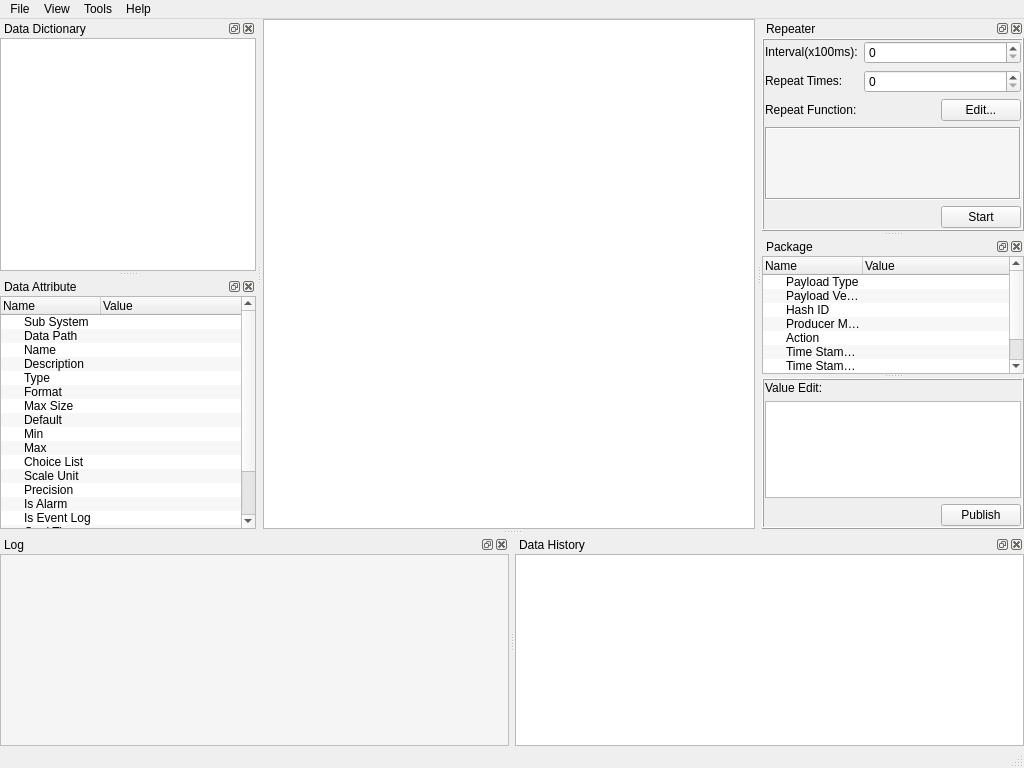
The window that simulator/uiapplication/WinMainUi.ui (zhanddkk/mqtt-utility) describes before a commit, drawn with Qt 5.
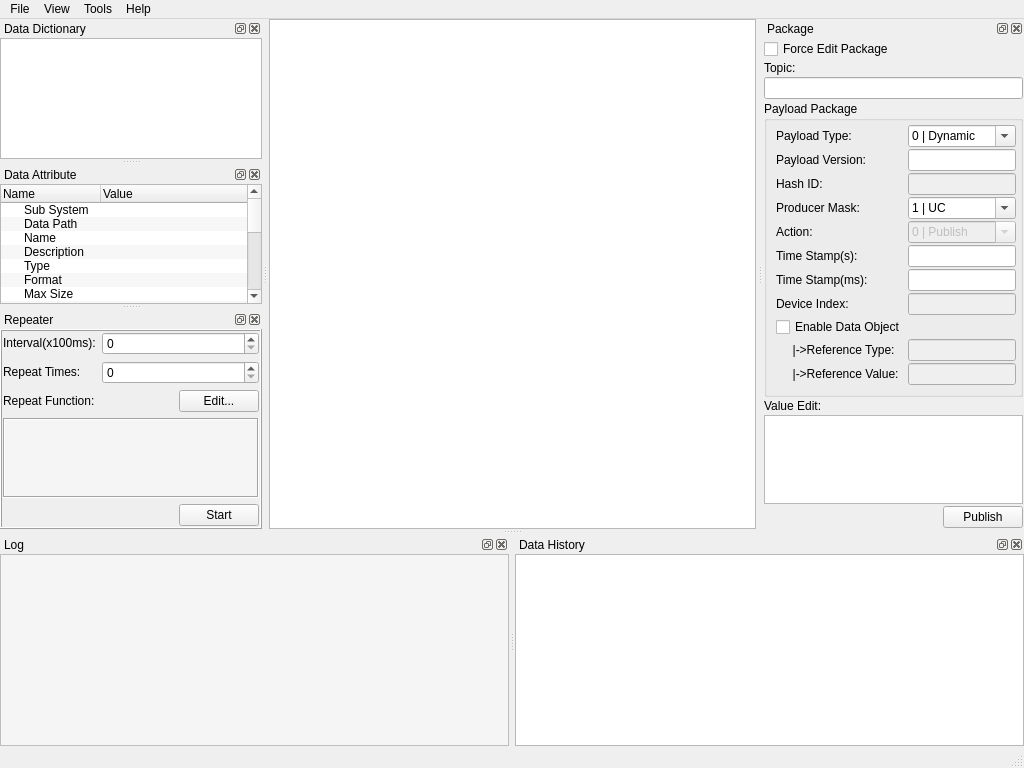
The same window after the commit. Icons and pictures are not drawn.

```diff
--- a/simulator/uiapplication/WinMainUi.ui
+++ b/simulator/uiapplication/WinMainUi.ui
@@ -355,7 +355,7 @@
     <string>Repeater</string>
    </property>
    <attribute name="dockWidgetArea">
-    <number>2</number>
+    <number>1</number>
    </attribute>
    <widget class="QWidget" name="dockWidgetContents_6">
     <layout class="QGridLayout" name="gridLayout_8">
@@ -563,152 +563,302 @@
    <widget class="QWidget" name="dockWidgetContents_8">
     <layout class="QGridLayout" name="gridLayout_6">
      <property name="leftMargin">
-      <number>0</number>
+      <number>1</number>
      </property>
      <property name="topMargin">
-      <number>0</number>
+      <number>1</number>
      </property>
      <property name="rightMargin">
-      <number>0</number>
+      <number>1</number>
      </property>
      <property name="bottomMargin">
-      <number>0</number>
+      <number>1</number>
      </property>
+     <property name="verticalSpacing">
+      <number>2</number>
+     </property>
+     <item row="1" column="0">
+      <widget class="QLabel" name="label_13">
+       <property name="text">
+        <string>Topic:</string>
+       </property>
+      </widget>
+     </item>
+     <item row="2" column="0" colspan="2">
+      <widget class="QLineEdit" name="topic_line_edit">
+       <property name="enabled">
+        <bool>true</bool>
+       </property>
+       <property name="text">
+        <string/>
+       </property>
+       <property name="readOnly">
+        <bool>true</bool>
+       </property>
+      </widget>
+     </item>
+     <item row="3" column="0" colspan="2">
+      <widget class="QGroupBox" name="groupBox">
+       <property name="title">
+        <string>Payload Package</string>
+       </property>
+       <layout class="QGridLayout" name="gridLayout_5">
+        <property name="topMargin">
+         <number>4</number>
+        </property>
+        <property name="rightMargin">
+         <number>4</number>
+        </property>
+        <property name="spacing">
+         <number>2</number>
+        </property>
+        <item row="10" column="0">
+         <widget class="QLabel" name="label_14">
+          <property name="text">
+           <string>     |-&gt;Reference Type:</string>
+          </property>
+         </widget>
+        </item>
+        <item row="0" column="0">
+         <widget class="QLabel" name="label_5">
+          <property name="text">
+           <string>Payload Type:</string>
+          </property>
+         </widget>
+        </item>
+        <item row="3" column="1">
+         <widget class="QComboBox" name="producer_mask_combo_box">
+          <property name="editable">
+           <bool>true</bool>
+          </property>
+          <property name="insertPolicy">
+           <enum>QComboBox::NoInsert</enum>
+          </property>
+          <item>
+           <property name="text">
+            <string>1 | UC</string>
+           </property>
+          </item>
+          <item>
+           <property name="text">
+            <string>2 | SLC_UPS</string>
+           </property>
+          </item>
+          <item>
+           <property name="text">
+            <string>4 | SCL_NMC</string>
+           </property>
+          </item>
+          <item>
+           <property name="text">
+            <string>8 | HMI</string>
+           </property>
+          </item>
+          <item>
+           <property name="text">
+            <string>16 | TUNER</string>
+           </property>
+          </item>
+         </widget>
+        </item>
+        <item row="1" column="0">
+         <widget class="QLabel" name="label_6">
+          <property name="text">
+           <string>Payload Version:</string>
+          </property>
+         </widget>
+        </item>
+        <item row="3" column="0">
+         <widget class="QLabel" name="label_8">
+          <property name="text">
+           <string>Producer Mask:</string>
+          </property>
+         </widget>
+        </item>
+        <item row="6" column="0">
+         <widget class="QLabel" name="label_11">
+          <property name="text">
+           <string>Time Stamp(ms):</string>
+          </property>
+         </widget>
+        </item>
+        <item row="7" column="0">
+         <widget class="QLabel" name="label_12">
+          <property name="text">
+           <string>Device Index:</string>
+          </property>
+         </widget>
+        </item>
+        <item row="5" column="0">
+         <widget class="QLabel" name="label_10">
+          <property name="text">
+           <string>Time Stamp(s):</string>
+          </property>
+         </widget>
+        </item>
+        <item row="2" column="0">
+         <widget class="QLabel" name="label_7">
+          <property name="text">
+           <string>Hash ID:</string>
+          </property>
+         </widget>
+        </item>
+        <item row="2" column="1">
+         <widget class="QLineEdit" name="hash_id_line_edit">
+          <property name="enabled">
+           <bool>false</bool>
+          </property>
+         </widget>
+        </item>
+        <item row="1" column="1">
+         <widget class="QLineEdit" name="payoad_version_line_edit"/>
+        </item>
+        <item row="0" column="1">
+         <widget class="QComboBox" name="payload_type_combo_box">
+          <property name="editable">
+           <bool>true</bool>
+          </property>
+          <property name="insertPolicy">
+           <enum>QComboBox::NoInsert</enum>
+          </property>
+          <item>
+           <property name="text">
+            <string>0 | Dynamic</string>
+           </property>
+          </item>
+          <item>
+           <property name="text">
+            <string>1 | Property</string>
+           </property>
+          </item>
+         </widget>
+        </item>
+        <item row="11" column="0">
+         <widget class="QLabel" name="label_15">
+          <property name="text">
+           <string>     |-&gt;Reference Value:</string>
+          </property>
+         </widget>
+        </item>
+        <item row="4" column="0">
+         <widget class="QLabel" name="label_9">
+          <property name="text">
+           <string>Action:</string>
+          </property>
+         </widget>
+        </item>
+        <item row="8" column="0">
+         <widget class="QCheckBox" name="enable_data_object_check_box">
+          <property name="text">
+           <string>Enable Data Object</string>
+          </property>
+         </widget>
+        </item>
+        <item row="4" column="1">
+         <widget class="QComboBox" name="action_combo_box">
+          <property name="enabled">
+           <bool>false</bool>
+          </property>
+          <property name="editable">
+           <bool>true</bool>
+          </property>
+          <property name="insertPolicy">
+           <enum>QComboBox::NoInsert</enum>
+          </property>
+          <item>
+           <property name="text">
+            <string>0 | Publish</string>
+           </property>
+          </item>
+          <item>
+           <property name="text">
+            <string>1 | Request</string>
+           </property>
+          </item>
+          <item>
+           <property name="text">
+            <string>2 | Response</string>
+           </property>
+          </item>
+          <item>
+           <property name="text">
+            <string>3 | Allow</string>
+           </property>
+          </item>
+         </widget>
+        </item>
+        <item row="5" column="1">
+         <widget class="QLineEdit" name="time_stamp_s_line_edit"/>
+        </item>
+        <item row="6" column="1">
+         <widget class="QLineEdit" name="time_stamp_ms_line_edit"/>
+        </item>
+        <item row="7" column="1">
+         <widget class="QLineEdit" name="device_index_line_edit">
+          <property name="enabled">
+           <bool>false</bool>
+          </property>
+         </widget>
+        </item>
+        <item row="10" column="1">
+         <widget class="QLineEdit" name="reference_type_line_edit">
+          <property name="enabled">
+           <bool>false</bool>
+          </property>
+         </widget>
+        </item>
+        <item row="11" column="1">
+         <widget class="QLineEdit" name="reference_value_line_edit">
+          <property name="enabled">
+           <bool>false</bool>
+          </property>
+         </widget>
+        </item>
+       </layout>
+      </widget>
+     </item>
+     <item row="4" column="0">
+      <widget class="QLabel" name="label_4">
+       <property name="text">
+        <string>Value Edit:</string>
+       </property>
+      </widget>
+     </item>
+     <item row="6" column="1">
+      <widget class="QPushButton" name="publish_push_button">
+       <property name="sizePolicy">
+        <sizepolicy hsizetype="Fixed" vsizetype="Fixed">
+         <horstretch>0</horstretch>
+         <verstretch>0</verstretch>
+        </sizepolicy>
+       </property>
+       <property name="text">
+        <string>Publish</string>
+       </property>
+      </widget>
+     </item>
      <item row="0" column="0">
-      <widget class="QSplitter" name="splitter">
+      <widget class="QCheckBox" name="force_edit_package_check_box">
+       <property name="text">
+        <string>Force Edit Package</string>
+       </property>
+      </widget>
+     </item>
+     <item row="6" column="0">
+      <spacer name="horizontalSpacer_2">
        <property name="orientation">
-        <enum>Qt::Vertical</enum>
+        <enum>Qt::Horizontal</enum>
        </property>
-       <widget class="QTreeWidget" name="package_tree_widget">
-        <property name="alternatingRowColors">
-         <bool>true</bool>
-        </property>
-        <column>
-         <property name="text">
-          <string>Name</string>
-         </property>
-        </column>
-        <column>
-         <property name="text">
-          <string>Value</string>
-         </property>
-        </column>
-        <item>
-         <property name="text">
-          <string>Payload Type</string>
-         </property>
-         <property name="flags">
-          <set>ItemIsSelectable|ItemIsEditable|ItemIsDragEnabled|ItemIsUserCheckable|ItemIsEnabled</set>
-         </property>
-        </item>
-        <item>
-         <property name="text">
-          <string>Payload Version</string>
-         </property>
-         <property name="flags">
-          <set>ItemIsSelectable|ItemIsEditable|ItemIsDragEnabled|ItemIsUserCheckable|ItemIsEnabled</set>
-         </property>
-        </item>
-        <item>
-         <property name="text">
-          <string>Hash ID</string>
-         </property>
-        </item>
-        <item>
-         <property name="text">
-          <string>Producer Mask</string>
-         </property>
-         <property name="flags">
-          <set>ItemIsSelectable|ItemIsEditable|ItemIsDragEnabled|ItemIsUserCheckable|ItemIsEnabled</set>
-         </property>
-        </item>
-        <item>
-         <property name="text">
-          <string>Action</string>
-         </property>
-         <property name="flags">
-          <set>ItemIsSelectable|ItemIsEditable|ItemIsDragEnabled|ItemIsUserCheckable|ItemIsEnabled</set>
-         </property>
-        </item>
-        <item>
-         <property name="text">
-          <string>Time Stamp (s)</string>
-         </property>
-         <property name="flags">
-          <set>ItemIsSelectable|ItemIsEditable|ItemIsDragEnabled|ItemIsUserCheckable|ItemIsEnabled</set>
-         </property>
-        </item>
-        <item>
-         <property name="text">
-          <string>Time Stamp (ms)</string>
-         </property>
-         <property name="flags">
-          <set>ItemIsSelectable|ItemIsEditable|ItemIsDragEnabled|ItemIsUserCheckable|ItemIsEnabled</set>
-         </property>
-        </item>
-        <item>
-         <property name="text">
-          <string>Device Index</string>
-         </property>
-        </item>
-        <item>
-         <property name="text">
-          <string>Enable Obj Ref</string>
-         </property>
-         <property name="text">
-          <string/>
-         </property>
-         <property name="flags">
-          <set>ItemIsSelectable|ItemIsEditable|ItemIsDragEnabled|ItemIsUserCheckable|ItemIsEnabled</set>
-         </property>
-        </item>
-       </widget>
-       <widget class="QFrame" name="bottom_frame">
-        <property name="frameShape">
-         <enum>QFrame::Box</enum>
-        </property>
-        <property name="frameShadow">
-         <enum>QFrame::Raised</enum>
-        </property>
-        <layout class="QGridLayout" name="gridLayout_5">
-         <property name="leftMargin">
-          <number>1</number>
-         </property>
-         <property name="topMargin">
-          <number>1</number>
-         </property>
-         <property name="rightMargin">
-          <number>1</number>
-         </property>
-         <property name="bottomMargin">
-          <number>1</number>
-         </property>
-         <item row="0" column="0">
-          <widget class="QLabel" name="label_4">
-           <property name="text">
-            <string>Value Edit:</string>
-           </property>
-          </widget>
-         </item>
-         <item row="2" column="1">
-          <widget class="QPushButton" name="publish_push_button">
-           <property name="sizePolicy">
-            <sizepolicy hsizetype="Fixed" vsizetype="Fixed">
-             <horstretch>0</horstretch>
-             <verstretch>0</verstretch>
-            </sizepolicy>
-           </property>
-           <property name="text">
-            <string>Publish</string>
-           </property>
-          </widget>
-         </item>
-         <item row="1" column="0" colspan="2">
-          <widget class="QTreeView" name="value_edit_tree_view"/>
-         </item>
-        </layout>
-       </widget>
-      </widget>
+       <property name="sizeHint" stdset="0">
+        <size>
+         <width>40</width>
+         <height>20</height>
+        </size>
+       </property>
+      </spacer>
+     </item>
+     <item row="5" column="0" colspan="2">
+      <widget class="QTreeView" name="value_edit_tree_view"/>
      </item>
     </layout>
    </widget>
```
